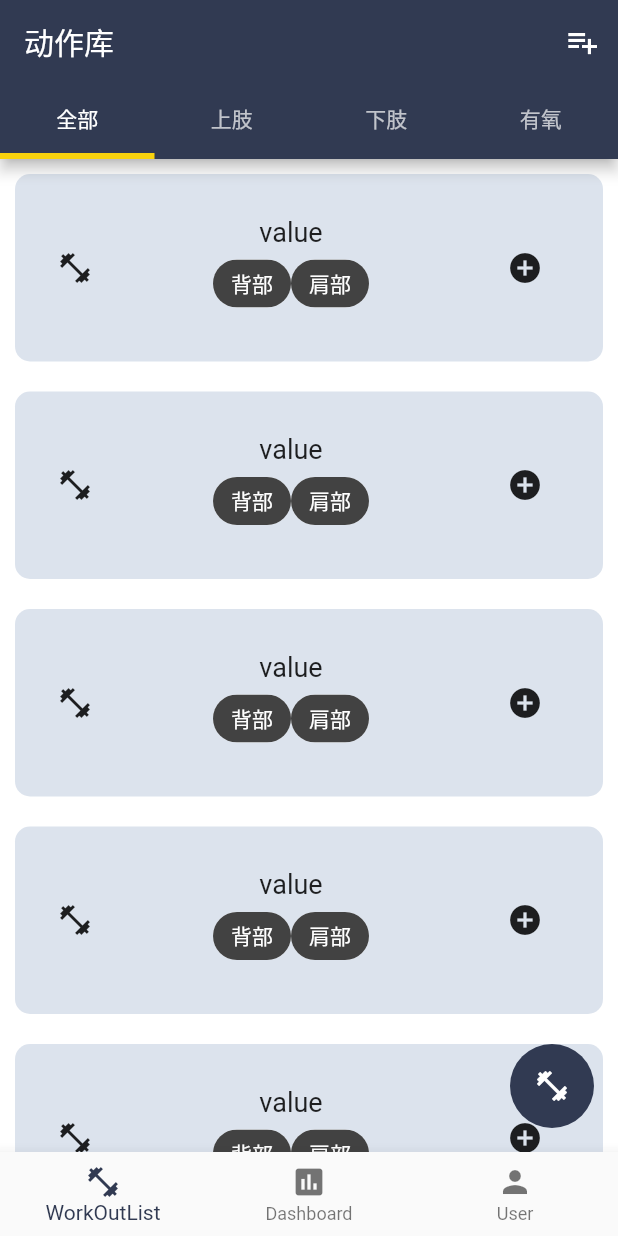
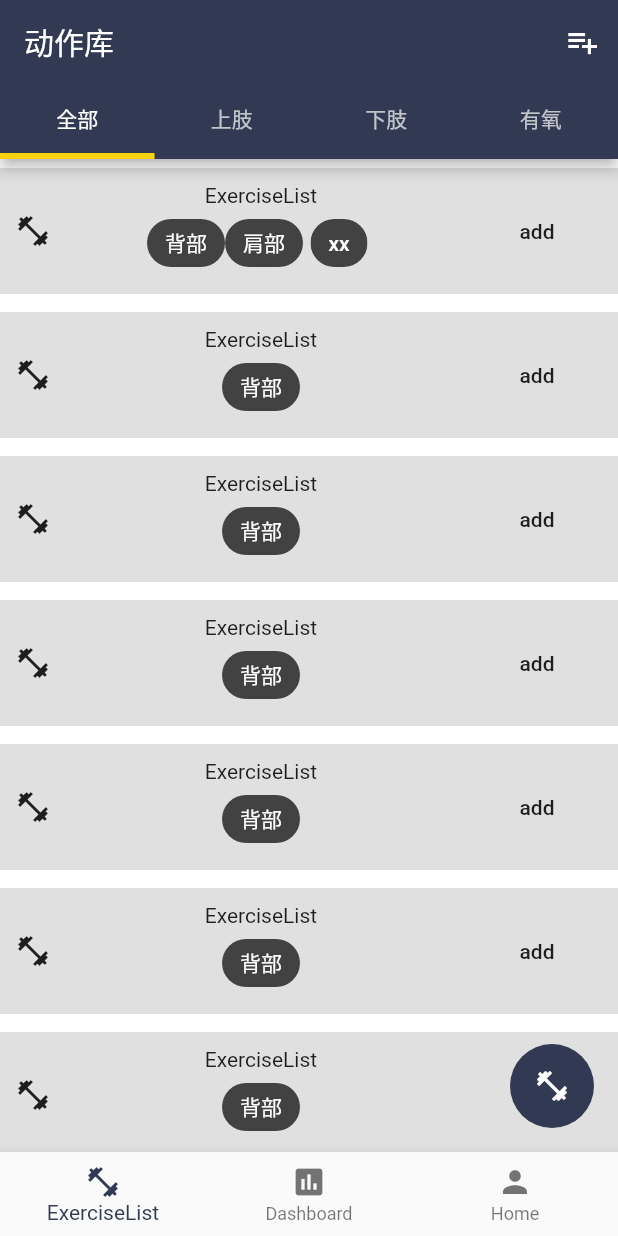
Before and after one commit to KarenChuang/gym_record_app, a Flutter app: the screen it shows after launch, on a phone screen of 412 x 824 dp. Run offline on Flutter 3.47's test engine with Material 2 defaults, Android fonts, the phone set to English and light mode, and no system bars; statements that could not run were skipped.

Commit message:
wip: exercise list

```diff
--- a/lib/dashboard.dart
+++ b/lib/Dashboard/dashboard.dart
@@ -6,7 +6,7 @@ class Dashboard extends StatelessWidget {
 
   @override
   Widget build(BuildContext context) {
-    return Container(
+    return SafeArea(
       child: Text(text),
     );
   }
--- /dev/null
+++ b/lib/Exercise/exercise_item.dart
@@ -0,0 +1,84 @@
+import 'package:flutter/material.dart';
+import 'exercise_detail.dart';
+
+class Exercise {
+  const Exercise(this.title, this.icon, this.tags, this.isAdd);
+  final String title;
+  final IconData icon;
+  final List tags;
+  final bool isAdd;
+}
+
+List<Exercise> allExerciseList = <Exercise>[
+  Exercise('ExerciseList', Icons.fitness_center, ['背部', '肩部', 'xx'], true),
+  Exercise('ExerciseList', Icons.fitness_center, ['背部'], true),
+  Exercise('ExerciseList', Icons.fitness_center, ['背部'], true),
+  Exercise('ExerciseList', Icons.fitness_center, ['背部'], true),
+  Exercise('ExerciseList', Icons.fitness_center, ['背部'], true),
+  Exercise('ExerciseList', Icons.fitness_center, ['背部'], true),
+  Exercise('ExerciseList', Icons.fitness_center, ['背部'], true),
+  Exercise('ExerciseList', Icons.fitness_center, ['背部'], true),
+  Exercise('ExerciseList', Icons.fitness_center, ['背部'], true),
+  Exercise('ExerciseList', Icons.fitness_center, ['背部'], true),
+];
+
+class ExerciseItem extends StatefulWidget {
+  final String value;
+  ExerciseItem(this.value);
+
+  @override
+  _ExerciseItemState createState() => _ExerciseItemState();
+}
+
+class _ExerciseItemState extends State<ExerciseItem> {
+
+  void _openDetail() {
+    Navigator.push(
+      context,
+      MaterialPageRoute(builder: (context) => ExerciseDetail('dd')),
+    );
+  }
+
+  @override
+  Widget build(BuildContext context) {
+    return Container(
+      child: Expanded(
+          child: SingleChildScrollView(
+        scrollDirection: Axis.vertical,
+        child: Column(
+            children: allExerciseList
+                .map((Exercise exercise) => Container(
+                    margin: EdgeInsets.fromLTRB(0, 6, 0, 6),
+                    decoration: BoxDecoration(color: Colors.black12),
+                    padding: EdgeInsets.all(10),
+                    child: Row(
+                      mainAxisAlignment: MainAxisAlignment.spaceBetween,
+                      children: <Widget>[
+                        Icon(Icons.fitness_center),
+                        Column(
+                          mainAxisAlignment: MainAxisAlignment.spaceBetween,
+                          children: <Widget>[
+                            Text(exercise.title),
+                            Row(
+                              mainAxisAlignment: MainAxisAlignment.start,
+                              children: exercise.tags.map((tag) => Chip(
+                                  backgroundColor: Colors.grey.shade800,
+                                  label: Text(
+                                    tag,
+                                    style: TextStyle(color: Colors.white),
+                                  ),
+                                )).toList(),
+                            ),
+                          ],
+                        ),
+                        FlatButton(
+                          onPressed: _openDetail,
+                          child: Text('add'),
+                        )
+                      ],
+                    )))
+                .toList()),
+      )),
+    );
+  }
+}
--- a/lib/workout_list.dart
+++ b/lib/Exercise/exercise_list.dart
@@ -1,15 +1,14 @@
 import 'package:flutter/material.dart';
 import 'exercise_item.dart';
 
-
-class WorkOutList extends StatefulWidget {
-  WorkOutList(String s, {Key key}) : super(key: key);
+class ExerciseList extends StatefulWidget {
+  ExerciseList(String s, {Key key}) : super(key: key);
 
   @override
-  _WorkOutListState createState() => _WorkOutListState();
+  _ExerciseListState createState() => _ExerciseListState();
 }
 
-class _WorkOutListState extends State<WorkOutList> {
+class _ExerciseListState extends State<ExerciseList> {
   final List<Tab> myTabs = <Tab>[
     Tab(text: '全部'),
     Tab(text: '上肢'),
@@ -44,11 +43,12 @@ class _WorkOutListState extends State<WorkOutList> {
           appBar: AppBar(
               backgroundColor: Color(0xFF313A52),
               title: Text('动作库'),
-actions: <Widget>[
-          new IconButton(icon: new Icon(Icons.playlist_add),
-              onPressed: (){},
-          ),
-        ],
+              actions: <Widget>[
+                new IconButton(
+                  icon: new Icon(Icons.playlist_add),
+                  onPressed: () {},
+                ),
+              ],
               bottom: TabBar(
                 indicatorWeight: 4,
                 indicatorColor: Color(0xFFF8D20D),
@@ -60,9 +60,7 @@ actions: <Widget>[
             children: _tabValues.map((value) {
               return Row(
                 mainAxisAlignment: MainAxisAlignment.start,
-                children: <Widget>[
-                  ExerciseItem(value)
-                ],
+                children: <Widget>[ExerciseItem(value)],
               );
             }).toList(),
           )),
--- a/lib/exercise_item.dart
+++ /dev/null
@@ -1,78 +0,0 @@
-import 'package:flutter/material.dart';
-
-class ExerciseItem extends StatefulWidget {
-  final String value;
-  ExerciseItem(this.value);
-
-  @override
-  _ExerciseItemState createState() => _ExerciseItemState();
-}
-
-class _ExerciseItemState extends State<ExerciseItem> {
-  @override
-  Widget build(BuildContext context) {
-    return Container(
-      child: Expanded(
-        child: ListView.builder(
-          itemCount: 10,
-          itemBuilder: (BuildContext context, int index) {
-            return Container(
-              padding: EdgeInsets.all(10),
-              margin: EdgeInsets.all(10),
-              decoration: BoxDecoration(
-                color: Color(0xFFDCE3ED),
-                borderRadius: BorderRadius.circular(10.0),
-              ),
-              child: Padding(
-                padding: EdgeInsets.all(18),
-                child: Flex(
-                  direction: Axis.horizontal,
-                  mainAxisAlignment: MainAxisAlignment.spaceBetween,
-                  children: <Widget>[
-                    // Text((index + 1).toString()),
-                    Icon(Icons.fitness_center),
-                    Column(
-                      children: <Widget>[
-                        Text(
-                          'value',
-                          style: TextStyle(fontSize: 18.0),
-                        ),
-                        Flex(
-                          direction: Axis.horizontal,
-                          mainAxisAlignment: MainAxisAlignment.start,
-                          children: <Widget>[
-                            Chip(
-                              backgroundColor: Colors.grey.shade800,
-                              label: Text(
-                                '背部',
-                                style: TextStyle(color: Colors.white),
-                              ),
-                            ),
-                            Chip(
-                              backgroundColor: Colors.grey.shade800,
-                              label: Text(
-                                '肩部',
-                                style: TextStyle(color: Colors.white),
-                              ),
-                            ),
-                          ],
-                        ),
-                      ],
-                    ),
-                    IconButton(
-                      onPressed: () {
-
-                      },
-                      icon: Icon(Icons.add_circle),
-                    ),
-                    // Text('标题标题标题'),
-                  ],
-                ),
-              ),
-            );
-          },
-        ),
-      ),
-    );
-  }
-}
--- a/lib/home.dart
+++ b/lib/home.dart
@@ -1,7 +1,7 @@
 import 'package:flutter/material.dart';
-import 'workout_list.dart';
+import './Exercise/exercise_list.dart';
 import './User/user.dart';
-import 'dashboard.dart';
+import './Dashboard/dashboard.dart';
 
 class Home extends StatefulWidget {
   Home({Key key}) : super(key: key);
@@ -9,11 +9,23 @@ class Home extends StatefulWidget {
   _HomeState createState() => _HomeState();
 }
 
+class Destination {
+  const Destination(this.title, this.icon);
+  final String title;
+  final IconData icon;
+}
+
+List<Destination> allDestinations = <Destination>[
+  Destination('ExerciseList', Icons.fitness_center),
+  Destination('Dashboard', Icons.insert_chart),
+  Destination('Home', Icons.person),
+];
+
 class _HomeState extends State<Home> {
+  int _currentIndex = 0;
 
-  int _currentIndex = 0;
   final List<Widget> _children = [
-    WorkOutList('动作库'),
+    ExerciseList('动作库'),
     Dashboard('Dashboard'),
     User('user'),
   ];
@@ -29,24 +41,15 @@ class _HomeState extends State<Home> {
     return Scaffold(
       body: _children[_currentIndex],
       bottomNavigationBar: BottomNavigationBar(
-        onTap: onTabTapped,
-        currentIndex: _currentIndex,
-        fixedColor: Color(0xFF313A52),
-        items: [
-          new BottomNavigationBarItem(
-            icon: Icon(Icons.fitness_center),
-            title: Text('WorkOutList')
-          ),
-          new BottomNavigationBarItem(
-            icon: Icon(Icons.insert_chart),
-            title: Text('Dashboard')
-          ),
-          new BottomNavigationBarItem(
-            icon: Icon(Icons.person),
-            title: Text('User')
-          ),
-        ],
-      ),
+          onTap: onTabTapped,
+          currentIndex: _currentIndex,
+          fixedColor: Color(0xFF313A52),
+          items: allDestinations
+              .map((Destination destination) => BottomNavigationBarItem(
+                    icon: Icon(destination.icon),
+                    title: Text(destination.title),
+                  ))
+              .toList()),
     );
   }
 }
--- a/lib/main.dart
+++ b/lib/main.dart
@@ -10,9 +10,6 @@ class MyApp extends StatelessWidget {
   Widget build(BuildContext context) {
     return MaterialApp(
       title: 'Gym Days',
-      // theme: ThemeData(
-      //   primarySwatch: Color(0xFF313A52),
-      // ),
       home: Home(),
     );
   }
--- a/pubspec.yaml
+++ b/pubspec.yaml
@@ -23,6 +23,7 @@ dependencies:
   # The following adds the Cupertino Icons font to your application.
   # Use with the CupertinoIcons class for iOS style icons.
   cupertino_icons: ^0.1.2
+  direct_select_flutter: ^1.0.5
 
 dev_dependencies:
   flutter_test:
```
Also changed, not shown: lib/Exercise/exercise_detail.dart (added, +28 -0 lines), lib/User/user.dart (+42 -40 lines), lib/add_exercise_dialog.dart (deleted, +0 -29 lines), pubspec.lock.
